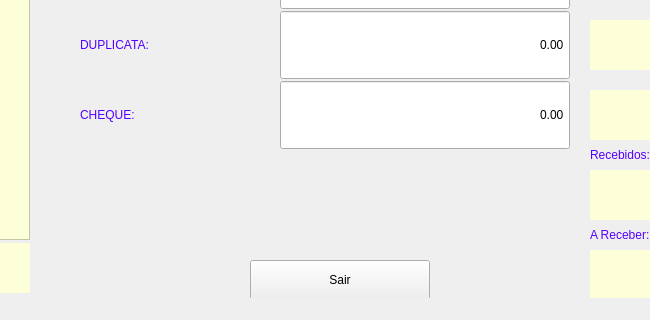
The window that telas/caixa_pdv.ui (htisistema/SISCOM) describes before a commit, drawn with Qt 5; both pictures show x 400 to 1050 and y 360 to 680 of the 1250 by 680 pixel window.
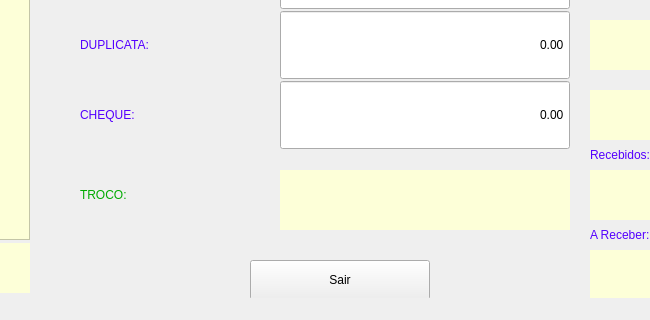
The same window after the commit. Icons and pictures are not drawn.

```diff
--- a/telas/caixa_pdv.ui
+++ b/telas/caixa_pdv.ui
@@ -605,6 +605,47 @@
      <set>Qt::AlignRight|Qt::AlignTrailing|Qt::AlignVCenter</set>
     </property>
    </widget>
+   <widget class="QLabel" name="lb_recebido_2">
+    <property name="geometry">
+     <rect>
+      <x>680</x>
+      <y>530</y>
+      <width>290</width>
+      <height>60</height>
+     </rect>
+    </property>
+    <property name="layoutDirection">
+     <enum>Qt::LeftToRight</enum>
+    </property>
+    <property name="styleSheet">
+     <string notr="true">font: 900 25pt &quot;Arial Black&quot;;
+background-color: rgb(253, 255, 216);
+color:rgb(0, 170, 0)</string>
+    </property>
+    <property name="text">
+     <string/>
+    </property>
+    <property name="alignment">
+     <set>Qt::AlignRight|Qt::AlignTrailing|Qt::AlignVCenter</set>
+    </property>
+   </widget>
+   <widget class="QLabel" name="label_14">
+    <property name="geometry">
+     <rect>
+      <x>480</x>
+      <y>520</y>
+      <width>180</width>
+      <height>70</height>
+     </rect>
+    </property>
+    <property name="styleSheet">
+     <string notr="true">color: rgb(0, 170, 0);
+font: 700 22pt &quot;Segoe UI&quot;;</string>
+    </property>
+    <property name="text">
+     <string>TROCO:</string>
+    </property>
+   </widget>
   </widget>
   <widget class="QStatusBar" name="statusbar"/>
  </widget>
```
